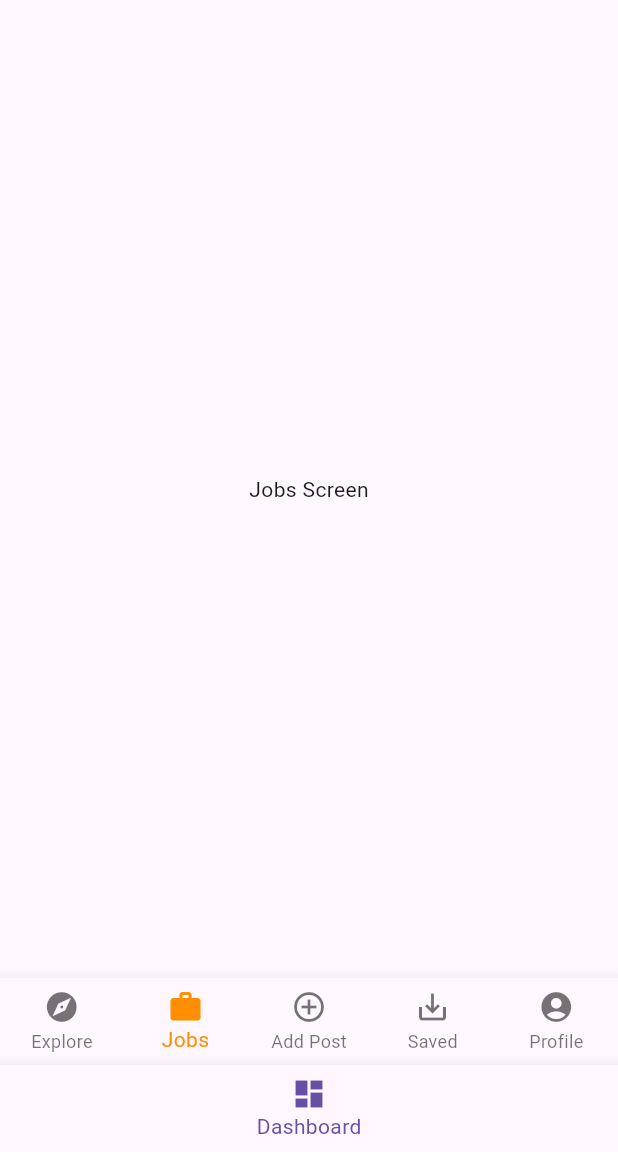
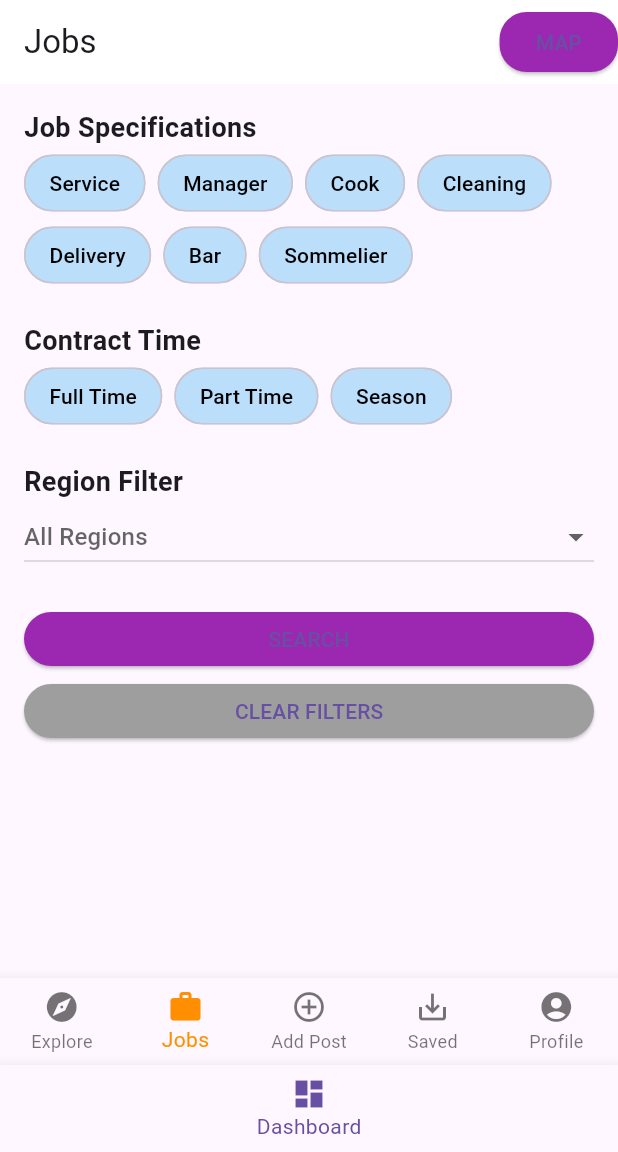
Before and after one commit to Funkynoone/Hive_flutter, a Flutter app: the screen it shows once a user with an empty profile is signed in, item 2 of the bottom bar chosen, on a phone screen of 412 x 824 dp, the part 84-1236 px from its top. Run offline on Flutter 3.47's test engine with Material 3 defaults, Android fonts, the phone set to English and light mode, and no system bars; our stand-ins replace cloud_firestore, firebase_auth, firebase_core, fluttertoast, google_maps_flutter; missing offline and left inert: flutter_google_places, google_maps_webservice; accounts and stored records are empty.

Commit message:
Initial commit

```diff
--- a/lib/dashboard_screen.dart
+++ b/lib/dashboard_screen.dart
@@ -1,25 +1,13 @@
 import 'package:flutter/material.dart';
 import 'package:cloud_firestore/cloud_firestore.dart';
+import 'package:hive_flutter/jobs_screen.dart';
+import 'package:hive_flutter/add_job_screen.dart';
 
 // Define your other screens here
 class ExploreScreen extends StatelessWidget {
   @override
   Widget build(BuildContext context) {
     return Center(child: Text('Explore Screen'));
-  }
-}
-
-class JobsScreen extends StatelessWidget {
-  @override
-  Widget build(BuildContext context) {
-    return Center(child: Text('Jobs Screen'));
-  }
-}
-
-class AddPostScreen extends StatelessWidget {
-  @override
-  Widget build(BuildContext context) {
-    return Center(child: Text('Add Post Screen'));
   }
 }
 
@@ -47,7 +35,7 @@ class _DashboardScreenState extends State<DashboardScreen> {
   final List<Widget> _screens = [
     ExploreScreen(), // This is your 'Dashboard' or 'Explore' screen
     JobsScreen(),
-    AddPostScreen(),
+    AddJobScreen(),
     SavedScreen(),
     ProfileScreen(),
   ];
--- /dev/null
+++ b/lib/jobs_screen.dart
@@ -0,0 +1,176 @@
+import 'package:flutter/material.dart';
+import 'package:url_launcher/url_launcher.dart';
+import 'package:cloud_firestore/cloud_firestore.dart';
+import 'package:hive_flutter/models/job.dart'; // Adjust the path as needed
+
+class JobsScreen extends StatefulWidget {
+  @override
+  _JobsScreenState createState() => _JobsScreenState();
+}
+
+class _JobsScreenState extends State<JobsScreen> {
+  // Define filter states
+  bool showFullTime = false;
+  bool showPartTime = false;
+  bool showSeason = false;
+  bool showService = false;
+  bool showManager = false;
+  bool showBar = false;
+  bool showDelivery = false;
+  bool showSommelier = false;
+  bool showCleaning = false;
+  bool showCook = false;
+  // ... add more for each job specification and contract time
+
+  String? selectedRegion;
+  final List<String> regions = ['Attica', 'Sterea Ellada', 'Peloponnisus','Epirus','Thessalia','Thraki','Ionian islands','Aegean islands','Creta']; // Example regions list
+
+  @override
+  Widget build(BuildContext context) {
+    return Scaffold(
+      appBar: AppBar(
+        title: Text('Jobs'),
+        actions: [
+          Padding(
+            padding: const EdgeInsets.symmetric(vertical: 8.0),
+            child: ElevatedButton(
+              onPressed: _launchMapsUrl,
+              child: Text('MAP'),
+              style: ElevatedButton.styleFrom(
+                primary: Colors.purple,
+                shape: RoundedRectangleBorder(
+                  borderRadius: BorderRadius.circular(18.0),
+                ),
+              ),
+            ),
+          ),
+        ],
+        backgroundColor: Colors.white,
+        elevation: 0,
+      ),
+      body: SingleChildScrollView(
+        padding: const EdgeInsets.all(16.0),
+        child: Column(
+          crossAxisAlignment: CrossAxisAlignment.start,
+          children: [
+            // Job Specifications Section
+            Text('Job Specifications', style: TextStyle(fontSize: 18.0, fontWeight: FontWeight.bold)),
+            Wrap(
+              spacing: 8.0,
+              children: [
+                filterChip('Service', showService),
+                filterChip('Manager', showManager),
+                filterChip('Cook', showCook),
+                filterChip('Cleaning', showCleaning),
+                filterChip('Delivery', showDelivery),
+                filterChip('Bar', showBar),
+                filterChip('Sommelier', showSommelier)
+                // ... more job specification chips
+              ],
+            ),
+            SizedBox(height: 20),
+            // Contract Time Section
+            Text('Contract Time', style: TextStyle(fontSize: 18.0, fontWeight: FontWeight.bold)),
+            Wrap(
+              spacing: 8.0,
+              children: [
+                filterChip('Full Time', showFullTime),
+                filterChip('Part Time', showPartTime),
+                filterChip('Season', showSeason),
+                // ... more contract time chips
+              ],
+            ),
+            SizedBox(height: 20),
+            // Region Filter Dropdown
+            Text('Region Filter', style: TextStyle(fontSize: 18.0, fontWeight: FontWeight.bold)),
+            DropdownButton<String>(
+              isExpanded: true,
+              value: selectedRegion,
+              hint: Text('All Regions'),
+              onChanged: (String? newValue) {
+                setState(() {
+                  selectedRegion = newValue;
+                });
+              },
+              items: regions.map<DropdownMenuItem<String>>((String value) {
+                return DropdownMenuItem<String>(
+                  value: value,
+                  child: Text(value),
+                );
+              }).toList(),
+            ),
+            SizedBox(height: 20),
+            ElevatedButton(
+              onPressed: () {
+                // TODO: Implement search functionality
+              },
+              child: Text('SEARCH'),
+              style: ElevatedButton.styleFrom(
+                primary: Colors.purple,
+                minimumSize: Size(double.infinity, 36),
+              ),
+            ),
+            ElevatedButton(
+              onPressed: _clearFilters,
+              child: Text('CLEAR FILTERS'),
+              style: ElevatedButton.styleFrom(
+                primary: Colors.grey,
+                minimumSize: Size(double.infinity, 36),
+              ),
+            ),
+            // ... your job listing ListView.builder here ...
+          ],
+        ),
+      ),
+    );
+  }
+
+  void _launchMapsUrl() async {
+    const googleMapsUrl = "https://www.google.com/maps/search/?api=1&query=Greece";
+    if (await canLaunch(googleMapsUrl)) {
+      await launch(googleMapsUrl);
+    } else {
+      ScaffoldMessenger.of(context).showSnackBar(
+        SnackBar(content: Text('Could not open Google Maps.')),
+      );
+    }
+  }
+
+  void _clearFilters() {
+    setState(() {
+      showFullTime = false;
+      showPartTime = false;
+      showSeason = false;
+      showService = false;
+      showManager = false;
+      // ... set all other job specification and contract time booleans to false
+      selectedRegion = null;
+    });
+  }
+
+  Widget filterChip(String label, bool isSelected) {
+    return FilterChip(
+      label: Text(label),
+      selected: isSelected,
+      onSelected: (bool value) {
+        setState(() {
+          switch (label) {
+            case 'Service':
+              showService = value;
+              break;
+            case 'Manager':
+              showManager = value;
+              break;
+          // ... handle other cases for each job specification and contract time
+          }
+        });
+      },
+      backgroundColor: Colors.blue.shade100,
+      selectedColor: Colors.blue.shade400,
+      labelStyle: TextStyle(color: isSelected ? Colors.white : Colors.black),
+      shape: StadiumBorder(),
+    );
+  }
+
+// ... add your filterJobs method and other methods as needed ...
+}
--- /dev/null
+++ b/lib/models/job.dart
@@ -0,0 +1,31 @@
+class Job {
+  final String title;
+  final String restaurant;
+  final String type;
+  final String description;
+  final String postedBy;
+  final double latitude;
+  final double longitude;
+
+  Job({
+    required this.title,
+    required this.restaurant,
+    required this.type,
+    required this.description,
+    required this.postedBy,
+    required this.latitude,
+    required this.longitude,
+  });
+
+  factory Job.fromFirestore(Map<String, dynamic> doc) {
+    return Job(
+      title: doc['title'] ?? '',
+      restaurant: doc['restaurant'] ?? '',
+      type: doc['type'] ?? '',
+      description: doc['description'] ?? '',
+      postedBy: doc['postedBy'] ?? '',
+      latitude: doc['latitude'].toDouble(),
+      longitude: doc['longitude'].toDouble(),
+    );
+  }
+}
--- a/pubspec.yaml
+++ b/pubspec.yaml
@@ -17,6 +17,8 @@ dependencies:
   flutter_google_places: ^0.3.0
   google_maps_webservice: ^0.0.19
   cupertino_icons: ^1.0.6
+  url_launcher: ^6.2.4
+  fluttertoast: ^8.0.8
 
 dev_dependencies:
   flutter_test:
```
Also changed, not shown: lib/add_job_screen.dart (added, +125 -0 lines), lib/register_screen.dart (+52 -41 lines), pubspec.lock, 8 other files.
